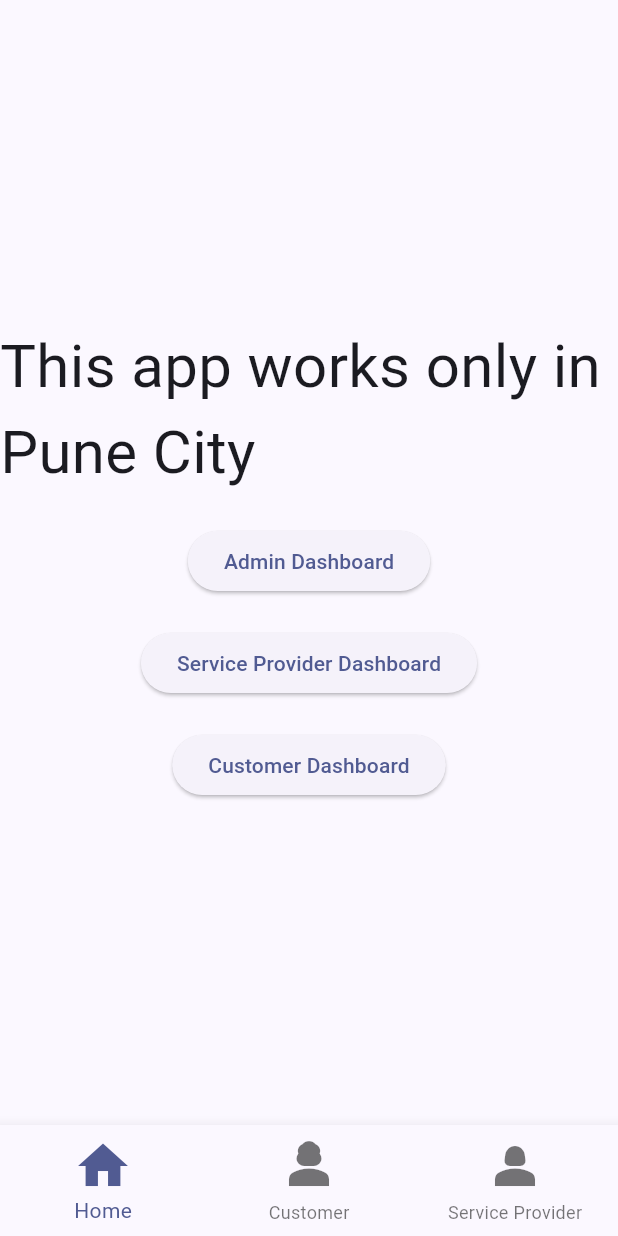
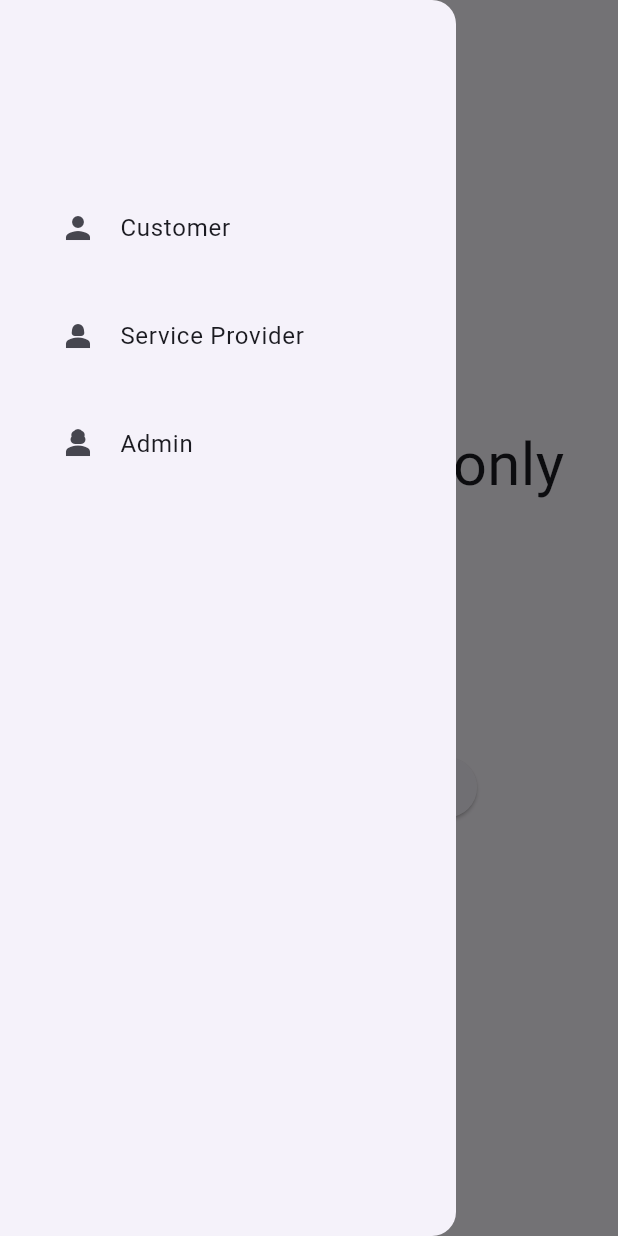
Before and after one commit to Rahullkumr/Fixitwala, a Flutter app: the screen it shows after launch, with the side drawer open (before the commit the screen has no drawer), on a phone screen of 412 x 824 dp. Run offline on Flutter 3.47's test engine with Material 3 defaults, Android fonts, the phone set to English and light mode, and no system bars.

Commit message:
feat: add Drawer(); remove BottomNavigationBar()

```diff
--- a/lib/admin/admin_login.dart
+++ b/lib/admin/admin_login.dart
@@ -0,0 +1,16 @@
+import 'package:flutter/material.dart';
+
+class AdminLogin extends StatelessWidget {
+  const AdminLogin({super.key});
+
+  @override
+  Widget build(BuildContext context) {
+    return Scaffold(
+      appBar: AppBar(
+        title: const Text('Admin Login'),
+        centerTitle: true,
+      ),
+      body: const Center(child: Text("Admin will login someday"),),
+    );
+  }
+}
--- a/lib/customer/customer_register.dart
+++ b/lib/customer/customer_register.dart
@@ -105,8 +105,8 @@ class _CustomerRegisterState extends State<CustomerRegister> {
                   children: [
                     const SizedBox(height: 20),
                     const CircleAvatar(
+                      radius: 40,
                       child: Icon(Icons.person, size: 60),
-                      radius: 40,
                     ),
                     const SizedBox(height: 20),
 
--- /dev/null
+++ b/lib/landing_page.dart
@@ -0,0 +1,76 @@
+import 'package:flutter/material.dart';
+import 'package:myapp/admin/admin_dashboard.dart';
+import 'package:myapp/customer/customer_dashboard.dart';
+import 'package:myapp/serviceProvider/service_provider_dashboard.dart';
+
+class LandingPage extends StatelessWidget {
+  const LandingPage({super.key});
+
+  @override
+  Widget build(BuildContext context) {
+    // TODO: Add some wallpaper or something for landing page
+
+    return Center(
+      child: Column(
+        mainAxisAlignment: MainAxisAlignment.center,
+        children: <Widget>[
+          const Padding(
+            padding: EdgeInsets.all(18.0),
+            child: Text(
+              'This app works only in Pune City',
+              style: TextStyle(fontSize: 40),
+            ),
+          ),
+          const SizedBox(
+            height: 20,
+          ),
+          ElevatedButton(
+            onPressed: () {
+              Navigator.push(
+                context,
+                MaterialPageRoute(
+                  builder: (context) {
+                    return const AdminDashboard();
+                  },
+                ),
+              );
+            },
+            child: const Text("Admin Dashboard"),
+          ),
+          const SizedBox(
+            height: 20,
+          ),
+          ElevatedButton(
+            onPressed: () {
+              Navigator.push(
+                context,
+                MaterialPageRoute(
+                  builder: (context) {
+                    return const SPDashboard();
+                  },
+                ),
+              );
+            },
+            child: const Text("Service Provider Dashboard"),
+          ),
+          const SizedBox(
+            height: 20,
+          ),
+          ElevatedButton(
+            onPressed: () {
+              Navigator.push(
+                context,
+                MaterialPageRoute(
+                  builder: (context) {
+                    return const CustomerDashboard();
+                  },
+                ),
+              );
+            },
+            child: const Text("Customer Dashboard"),
+          ),
+        ],
+      ),
+    );
+  }
+}
--- a/lib/main.dart
+++ b/lib/main.dart
@@ -1,9 +1,6 @@
 import 'package:flutter/material.dart';
-import 'package:myapp/admin/admin_dashboard.dart';
-import 'package:myapp/customer/customer_dashboard.dart';
-import 'package:myapp/customer/customer_login.dart';
-import 'package:myapp/serviceProvider/service_provider_dashboard.dart';
-import 'package:myapp/serviceProvider/service_provider_login.dart';
+import 'package:myapp/landing_page.dart';
+import 'package:myapp/my_drawer.dart';
 
 void main() {
   runApp(const MyApp());
@@ -33,112 +30,17 @@ class MyHomePage extends StatefulWidget {
 }
 
 class _MyHomePageState extends State<MyHomePage> {
-  var myCurrentIndex = 0;
-  List screens = [
-    const LandingPage(),
-    const CustomerLogin(),
-    const SPLogin(),
-  ];
-
   @override
   Widget build(BuildContext context) {
     return SafeArea(
       child: Scaffold(
-        bottomNavigationBar: BottomNavigationBar(
-          iconSize: 40,
-          currentIndex: myCurrentIndex,
-          onTap: (index) {
-            setState(() {
-              myCurrentIndex = index;
-            });
-          },
-          items: const [
-            BottomNavigationBarItem(
-              icon: Icon(Icons.home),
-              label: "Home",
-            ),
-            BottomNavigationBarItem(
-              icon: Icon(Icons.person_3),
-              label: "Customer",
-            ),
-            BottomNavigationBarItem(
-              icon: Icon(Icons.person_2),
-              label: "Service Provider",
-            ),
-          ],
+        appBar: AppBar(
+          title: const Text('Fixitwala'),
+          centerTitle: true,
         ),
-        body: screens[myCurrentIndex],
+        drawer: const MyDrawer(),
+        body: const LandingPage(),
       ),
     );
   }
 }
-
-class LandingPage extends StatelessWidget {
-  const LandingPage({super.key});
-
-  @override
-  Widget build(BuildContext context) {
-
-    // TODO: Add some wallpaper or something for landing page
-
-    return Center(
-          child: Column(
-            mainAxisAlignment: MainAxisAlignment.center,
-            children: <Widget>[
-              const Text(
-                'This app works only in Pune City',
-                style: TextStyle(fontSize: 40),
-              ),
-              const SizedBox(
-                height: 20,
-              ),
-              ElevatedButton(
-                onPressed: () {
-                  Navigator.push(
-                    context,
-                    MaterialPageRoute(
-                      builder: (context) {
-                        return const AdminDashboard();
-                      },
-                    ),
-                  );
-                },
-                child: const Text("Admin Dashboard"),
-              ),
-              const SizedBox(
-                height: 20,
-              ),
-              ElevatedButton(
-                onPressed: () {
-                  Navigator.push(
-                    context,
-                    MaterialPageRoute(
-                      builder: (context) {
-                        return const SPDashboard();
-                      },
-                    ),
-                  );
-                },
-                child: const Text("Service Provider Dashboard"),
-              ),
-              const SizedBox(
-                height: 20,
-              ),
-              ElevatedButton(
-                onPressed: () {
-                  Navigator.push(
-                    context,
-                    MaterialPageRoute(
-                      builder: (context) {
-                        return const CustomerDashboard();
-                      },
-                    ),
-                  );
-                },
-                child: const Text("Customer Dashboard"),
-              ),
-            ],
-          ),
-        );
-  }
-}
--- /dev/null
+++ b/lib/my_drawer.dart
@@ -0,0 +1,61 @@
+import 'package:flutter/material.dart';
+import 'package:myapp/admin/admin_login.dart';
+import 'package:myapp/customer/customer_register.dart';
+import 'package:myapp/serviceProvider/service_provider_register.dart';
+
+class MyDrawer extends StatelessWidget {
+  const MyDrawer({super.key});
+
+  @override
+  Widget build(BuildContext context) => Drawer(
+        child: Column(
+          children: [
+            const SizedBox(height: 100),
+            Container(
+              padding: const EdgeInsets.all(24),
+              child: Wrap(
+                runSpacing: 16,
+                children: [
+                  ListTile(
+                    leading: const Icon(Icons.person),
+                    title: const Text('Customer'),
+                    onTap: () => Navigator.push(
+                      context,
+                      MaterialPageRoute(
+                        builder: (context) {
+                          return const CustomerRegister();
+                        },
+                      ),
+                    ),
+                  ),
+                  ListTile(
+                    leading: const Icon(Icons.person_2),
+                    title: const Text('Service Provider'),
+                    onTap: () => Navigator.push(
+                      context,
+                      MaterialPageRoute(
+                        builder: (context) {
+                          return const SPRegister();
+                        },
+                      ),
+                    ),
+                  ),
+                  ListTile(
+                    leading: const Icon(Icons.person_3),
+                    title: const Text('Admin'),
+                    onTap: () => Navigator.push(
+                      context,
+                      MaterialPageRoute(
+                        builder: (context) {
+                          return const AdminLogin();
+                        },
+                      ),
+                    ),
+                  )
+                ],
+              ),
+            ),
+          ],
+        ),
+      );
+}
```
Also changed, not shown: lib/custom_widgets/custom_drawer.dart (added, +24 -0 lines).
